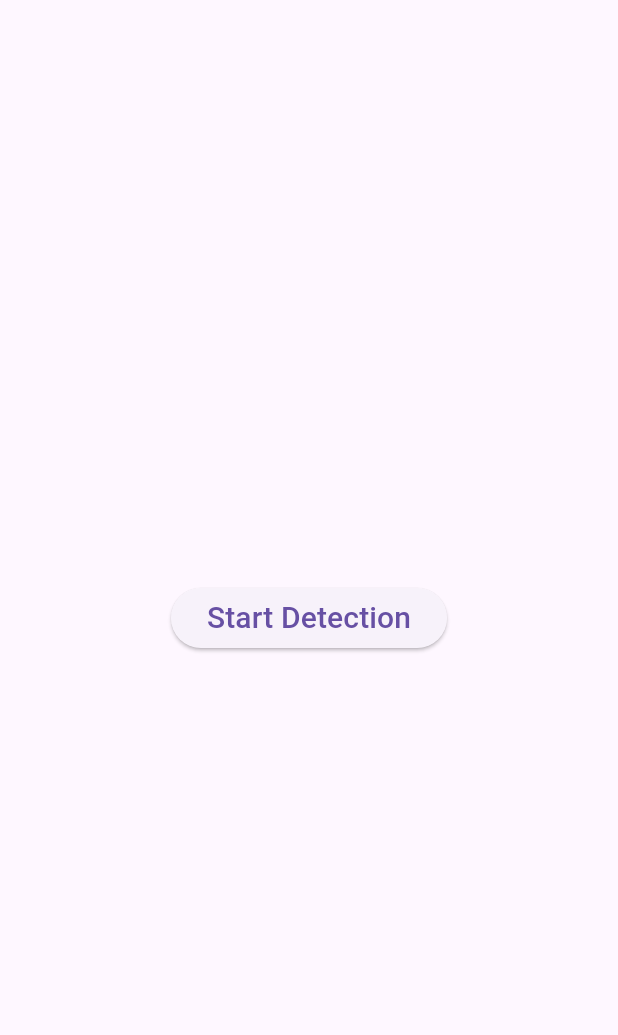
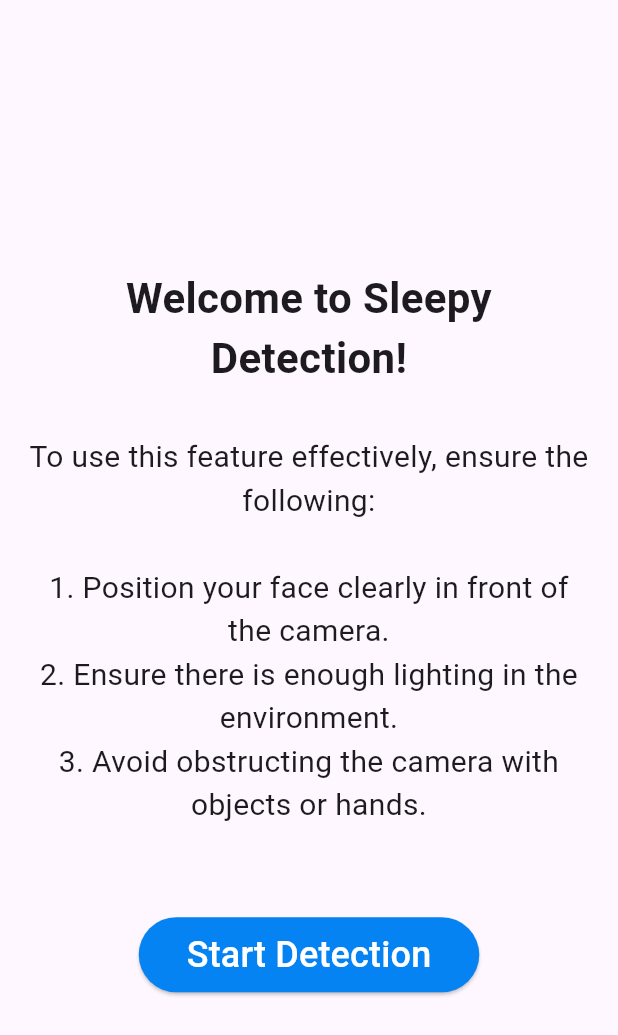
Before and after one commit to MohamedAly002/sleepy-detection, a Flutter app: the DrowsinessDetection screen opened by its route, on a phone screen of 412 x 824 dp. Shown: the top 1035 px of the screen. Run offline on Flutter 3.47's test engine with Material 3 defaults, Android fonts, the phone set to English and light mode, and no system bars; our stand-ins replace camera, cloud_firestore, email_validator, firebase_auth, firebase_core, flutter_slidable and 5 more; missing offline and left inert: flutter_calendar_week, flutter_polyline_points, flutter_ringtone_player, tflite_v2; accounts and stored records are empty.

```diff
--- a/lib/Widgets/Drowsiness_Detection/drowsiness_detection.dart
+++ b/lib/Widgets/Drowsiness_Detection/drowsiness_detection.dart
@@ -10,26 +10,45 @@ class DrowsinessDetection extends StatefulWidget {
 }
 
 class _DrowsinessDetectionState extends State<DrowsinessDetection> {
-
-
   @override
   Widget build(BuildContext context) {
     return Scaffold(
       body: Center(
-        child: Container(
-          child: ElevatedButton(
-            onPressed: (){
-              Navigator.pushNamed(context, LiveCameraDetection.routeName);
-
-            },
-           style: ButtonStyle(
-
-           ),
-            child: Text('Start Detection',style: TextStyle(fontSize: 20),),
+        child: SingleChildScrollView(
+          child: Column(
+            mainAxisAlignment: MainAxisAlignment.center,
+            children: [
+              Padding(
+                padding: const EdgeInsets.all(16.0),
+                child: Text(
+                  'Welcome to Sleepy Detection!',
+                  style: TextStyle(fontSize: 28, fontWeight: FontWeight.bold),
+                  textAlign: TextAlign.center,
+                ),
+              ),
+              Padding(
+                padding: const EdgeInsets.all(16.0),
+                child: Text(
+                  'To use this feature effectively, ensure the following:\n\n1. Position your face clearly in front of the camera.\n2. Ensure there is enough lighting in the environment.\n3. Avoid obstructing the camera with objects or hands.\n',
+                  style: TextStyle(fontSize: 20),
+                  textAlign: TextAlign.center,
+                ),
+              ),
+              SizedBox(height: 15,),
+              ElevatedButton(
+                style: ButtonStyle(backgroundColor: MaterialStatePropertyAll(Color(0xFF0583F2))),
+                onPressed: () {
+                  Navigator.pushNamed(context, LiveCameraDetection.routeName);
+                },
+                child: Padding(
+                  padding: const EdgeInsets.all(8.0),
+                  child: Text('Start Detection', style: TextStyle(fontSize: 24,color: Colors.white)),
+                ),
+              ),
+            ],
           ),
         ),
       ),
     );
   }
-
 }
--- a/lib/Widgets/Home/home_screen.dart
+++ b/lib/Widgets/Home/home_screen.dart
@@ -1,7 +1,7 @@
-import 'package:driver_drowsiness_alert/Widgets/Drives_of_the_day/drives_of_the_day.dart';
 import 'package:driver_drowsiness_alert/Widgets/Drowsiness_Detection/drowsiness_detection.dart';
 import 'package:driver_drowsiness_alert/Widgets/Map/Location_Map.dart';
 import 'package:driver_drowsiness_alert/Widgets/Settings/settings.dart';
+import 'package:driver_drowsiness_alert/Widgets/ToDo/todo_screen.dart';
 import 'package:flutter/material.dart';
 
 class HomeScreen extends StatefulWidget {
@@ -51,6 +51,6 @@ class _HomeScreenState extends State<HomeScreen> {
       ),
     );
   }
-  List<Widget>Tabs=[DrowsinessDetection(),LocationMap(),DrivesOfTheDay(),Settings()];
+  List<Widget>Tabs=[DrowsinessDetection(),LocationMap(),ToDoScreen(),Settings()];
 
 }
--- a/lib/Widgets/Settings/settings.dart
+++ b/lib/Widgets/Settings/settings.dart
@@ -22,6 +22,7 @@ class _SettingsState extends State<Settings> {
             child: ElevatedButton(onPressed: ()async{
               await FirebaseAuth.instance.signOut();
               Navigator.pop(context);
+
             },
                 child: Padding(
                   padding: const EdgeInsets.all(8.0),
```
Also changed, not shown: lib/Widgets/ToDo/Add_Task.dart (renamed from lib/Widgets/Drives_of_the_day/Add_Task.dart, +14 -13 lines), lib/Widgets/ToDo/Edit_Task.dart (renamed from lib/Widgets/Drives_of_the_day/Edit_Task.dart, +8 -14 lines), lib/Widgets/ToDo/Task_Item.dart (renamed from lib/Widgets/Drives_of_the_day/Task_Item.dart, +4 -6 lines), lib/Widgets/ToDo/todo_screen.dart (renamed from lib/Widgets/Drives_of_the_day/drives_of_the_day.dart, +17 -12 lines), lib/database/My_Database.dart (+80 -42 lines), lib/main.dart (+5 -3 lines).
